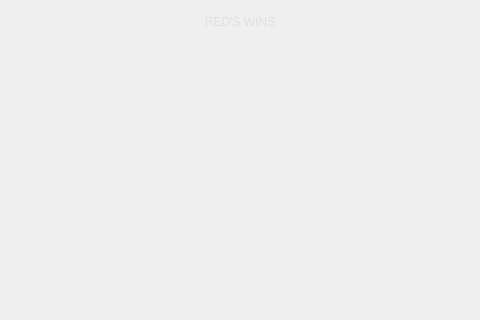
TONI7008/Connect4, file gameengine.ui: the form before one commit; both pictures show x 117 to 597 and y 276 to 596 of the 714 by 596 pixel window.
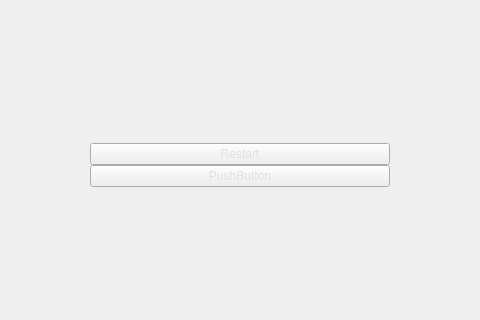
The form after the commit. The open tabs and pages were chosen to show the change. Custom widgets are drawn as their Qt base class.

Diff of the .ui file:
```diff
--- a/gameengine.ui
+++ b/gameengine.ui
@@ -287,6 +287,62 @@
          </layout>
         </widget>
        </item>
+       <item row="1" column="0">
+        <layout class="QVBoxLayout" name="verticalLayout">
+         <property name="spacing">
+          <number>0</number>
+         </property>
+         <property name="sizeConstraint">
+          <enum>QLayout::SizeConstraint::SetFixedSize</enum>
+         </property>
+         <item>
+          <spacer name="verticalSpacer">
+           <property name="orientation">
+            <enum>Qt::Orientation::Vertical</enum>
+           </property>
+           <property name="sizeType">
+            <enum>QSizePolicy::Policy::Fixed</enum>
+           </property>
+           <property name="sizeHint" stdset="0">
+            <size>
+             <width>20</width>
+             <height>40</height>
+            </size>
+           </property>
+          </spacer>
+         </item>
+         <item>
+          <widget class="QPushButton" name="restartButton">
+           <property name="text">
+            <string>Restart</string>
+           </property>
+          </widget>
+         </item>
+         <item>
+          <widget class="QPushButton" name="pushButton_2">
+           <property name="text">
+            <string>PushButton</string>
+           </property>
+          </widget>
+         </item>
+         <item>
+          <spacer name="verticalSpacer_2">
+           <property name="orientation">
+            <enum>Qt::Orientation::Vertical</enum>
+           </property>
+           <property name="sizeType">
+            <enum>QSizePolicy::Policy::Fixed</enum>
+           </property>
+           <property name="sizeHint" stdset="0">
+            <size>
+             <width>20</width>
+             <height>40</height>
+            </size>
+           </property>
+          </spacer>
+         </item>
+        </layout>
+       </item>
       </layout>
      </widget>
      <widget class="QWidget" name="game">
```
Left out of the diff: 396 changed lines with no effect on the pictures.
